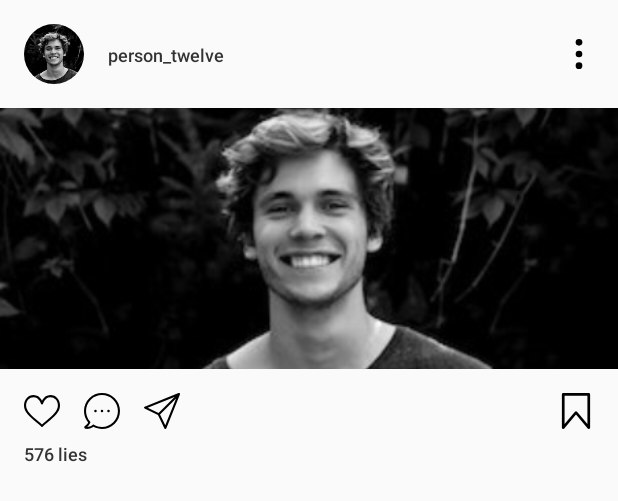
After one commit to fglshm/InstagramClone, an Android app: the layout recyclerview_feed_fragment_timeline.xml on its own in the app's theme, with its tools: preview values and no code run, on a phone screen of 412 x 824 dp. The commit adds this screen. Shown: the top 501 px of the screen. Run offline under Robolectric (Android 15) with nearby library versions, the phone set to English and light mode, and no system bars.

Commit message:
add timeline adapter and layout

```diff
--- /dev/null
+++ b/Android/app/src/main/java/com/fglshm/instagramclone/timeline/TimelineStoryAdapter.kt
@@ -0,0 +1,14 @@
+package com.fglshm.instagramclone.timeline
+
+import com.fglshm.instagramclone.R
+import com.fglshm.instagramclone.base.BaseRecyclerAdapter
+import com.fglshm.instagramclone.viewholder.ItemViewHolder
+
+class TimelineStoryAdapter : BaseRecyclerAdapter<String>() {
+
+    override val logTag: String = TimelineStoryAdapter::class.java.simpleName
+    override fun getLayout(): Int = R.layout.recyclerview_feed_fragment_timeline
+
+    override fun onBindViewHolder(holder: ItemViewHolder, position: Int) {
+    }
+}
--- /dev/null
+++ b/Android/app/src/main/res/drawable/ic_comment.xml
@@ -0,0 +1,7 @@
+<vector android:height="24dp" android:viewportHeight="473"
+    android:viewportWidth="473" android:width="24dp" xmlns:android="http://schemas.android.com/apk/res/android">
+    <path android:fillColor="#FF000000" android:pathData="M403.581,69.3c-44.7,-44.7 -104,-69.3 -167.2,-69.3s-122.5,24.6 -167.2,69.3c-86.4,86.4 -92.4,224.7 -14.9,318c-7.6,15.3 -19.8,33.1 -37.9,42c-8.7,4.3 -13.6,13.6 -12.1,23.2s8.9,17.1 18.5,18.6c4.5,0.7 10.9,1.4 18.7,1.4c20.9,0 51.7,-4.9 83.2,-27.6c35.1,18.9 73.5,28.1 111.6,28.1c61.2,0 121.8,-23.7 167.4,-69.3c44.7,-44.7 69.3,-104 69.3,-167.2S448.281,114 403.581,69.3zM384.481,384.6c-67.5,67.5 -172,80.9 -254.2,32.6c-5.4,-3.2 -12.1,-2.2 -16.4,2.1c-0.4,0.2 -0.8,0.5 -1.1,0.8c-27.1,21 -53.7,25.4 -71.3,25.4h-0.1c20.3,-14.8 33.1,-36.8 40.6,-53.9c1.2,-2.9 1.4,-5.9 0.7,-8.7c-0.3,-2.7 -1.4,-5.4 -3.3,-7.6c-73.2,-82.7 -69.4,-208.7 8.8,-286.9c81.7,-81.7 214.6,-81.7 296.2,0C466.181,170.1 466.181,302.9 384.481,384.6z"/>
+    <path android:fillColor="#FF000000" android:pathData="M236.381,236.5m-16.6,0a16.6,16.6 0,1 1,33.2 0a16.6,16.6 0,1 1,-33.2 0"/>
+    <path android:fillColor="#FF000000" android:pathData="M321.981,236.5m-16.6,0a16.6,16.6 0,1 1,33.2 0a16.6,16.6 0,1 1,-33.2 0"/>
+    <path android:fillColor="#FF000000" android:pathData="M150.781,236.5m-16.6,0a16.6,16.6 0,1 1,33.2 0a16.6,16.6 0,1 1,-33.2 0"/>
+</vector>
--- a/Android/app/src/main/res/drawable/ic_list.xml
+++ b/Android/app/src/main/res/drawable/ic_list.xml
@@ -1,4 +1,9 @@
-<vector android:height="24dp" android:viewportHeight="333.087"
-    android:viewportWidth="333.086" android:width="24dp" xmlns:android="http://schemas.android.com/apk/res/android">
-    <path android:fillColor="#FF000000" android:pathData="M284.662,333.087c-3.614,0 -7.136,-1.57 -9.559,-4.441l-108.56,-128.714L57.983,328.646c-3.384,4.014 -8.916,5.481 -13.845,3.683c-4.93,-1.802 -8.21,-6.492 -8.21,-11.741V12.5c0,-6.903 5.597,-12.5 12.5,-12.5h236.23c6.902,0 12.5,5.597 12.5,12.5v308.086c0,5.249 -3.28,9.939 -8.21,11.741C287.546,332.839 286.096,333.087 284.662,333.087zM166.543,168.043c3.684,0 7.18,1.625 9.555,4.441l96.061,113.893V25H60.928v261.377l96.06,-113.893C159.363,169.668 162.859,168.043 166.543,168.043z"/>
+<vector xmlns:android="http://schemas.android.com/apk/res/android"
+    android:width="24dp"
+    android:height="24dp"
+    android:viewportWidth="333.086"
+    android:viewportHeight="333.087">
+    <path
+        android:fillColor="#FF000000"
+        android:pathData="M284.662,333.087c-3.614,0 -7.136,-1.57 -9.559,-4.441l-108.56,-128.714L57.983,328.646c-3.384,4.014 -8.916,5.481 -13.845,3.683c-4.93,-1.802 -8.21,-6.492 -8.21,-11.741V12.5c0,-6.903 5.597,-12.5 12.5,-12.5h236.23c6.902,0 12.5,5.597 12.5,12.5v308.086c0,5.249 -3.28,9.939 -8.21,11.741C287.546,332.839 286.096,333.087 284.662,333.087zM166.543,168.043c3.684,0 7.18,1.625 9.555,4.441l96.061,113.893V25H60.928v261.377l96.06,-113.893C159.363,169.668 162.859,168.043 166.543,168.043z" />
 </vector>
--- /dev/null
+++ b/Android/app/src/main/res/drawable/ic_more.xml
@@ -0,0 +1,15 @@
+<vector xmlns:android="http://schemas.android.com/apk/res/android"
+    android:width="20dp"
+    android:height="20dp"
+    android:viewportWidth="384"
+    android:viewportHeight="384">
+    <path
+        android:fillColor="#FF000000"
+        android:pathData="M192,42.667m-42.667,0a42.667,42.667 0,1 1,85.334 0a42.667,42.667 0,1 1,-85.334 0" />
+    <path
+        android:fillColor="#FF000000"
+        android:pathData="M192,192m-42.667,0a42.667,42.667 0,1 1,85.334 0a42.667,42.667 0,1 1,-85.334 0" />
+    <path
+        android:fillColor="#FF000000"
+        android:pathData="M192,341.333m-42.667,0a42.667,42.667 0,1 1,85.334 0a42.667,42.667 0,1 1,-85.334 0" />
+</vector>
--- a/Android/app/src/main/res/layout/fragment_timeline.xml
+++ b/Android/app/src/main/res/layout/fragment_timeline.xml
@@ -48,7 +48,43 @@
             android:padding="12dp"
             android:src="@drawable/ic_monitor" />
 
-
     </androidx.appcompat.widget.Toolbar>
 
+    <androidx.core.widget.NestedScrollView
+        android:layout_width="0dp"
+        android:layout_height="0dp"
+        android:fillViewport="true"
+        app:layout_constraintBottom_toBottomOf="parent"
+        app:layout_constraintEnd_toEndOf="parent"
+        app:layout_constraintStart_toStartOf="parent"
+        app:layout_constraintTop_toBottomOf="@id/toolbar_fragment_timeline">
+
+        <androidx.constraintlayout.widget.ConstraintLayout
+            android:layout_width="match_parent"
+            android:layout_height="match_parent">
+
+            <androidx.recyclerview.widget.RecyclerView
+                android:id="@+id/recycler_story_fragment_timeline"
+                android:layout_width="0dp"
+                android:layout_height="wrap_content"
+                android:overScrollMode="never"
+                app:layoutManager="androidx.recyclerview.widget.LinearLayoutManager"
+                app:layout_constraintEnd_toEndOf="parent"
+                app:layout_constraintStart_toStartOf="parent"
+                app:layout_constraintTop_toTopOf="parent" />
+
+            <androidx.recyclerview.widget.RecyclerView
+                android:id="@+id/recycler_feed_fragment_timeline"
+                android:layout_width="0dp"
+                android:layout_height="wrap_content"
+                android:overScrollMode="never"
+                app:layoutManager="androidx.recyclerview.widget.LinearLayoutManager"
+                app:layout_constraintEnd_toEndOf="parent"
+                app:layout_constraintStart_toStartOf="parent"
+                app:layout_constraintTop_toBottomOf="@id/recycler_story_fragment_timeline" />
+
+        </androidx.constraintlayout.widget.ConstraintLayout>
+
+    </androidx.core.widget.NestedScrollView>
+
 </androidx.constraintlayout.widget.ConstraintLayout>
--- /dev/null
+++ b/Android/app/src/main/res/layout/recyclerview_feed_fragment_timeline.xml
@@ -0,0 +1,108 @@
+<?xml version="1.0" encoding="utf-8"?>
+<androidx.constraintlayout.widget.ConstraintLayout xmlns:android="http://schemas.android.com/apk/res/android"
+    xmlns:app="http://schemas.android.com/apk/res-auto"
+    android:layout_width="match_parent"
+    android:layout_height="wrap_content">
+
+    <de.hdodenhof.circleimageview.CircleImageView
+        android:id="@+id/img_profile_feed"
+        android:layout_width="40dp"
+        android:layout_height="40dp"
+        android:layout_marginStart="16dp"
+        android:layout_marginTop="16dp"
+        android:src="@drawable/person12"
+        app:layout_constraintStart_toStartOf="parent"
+        app:layout_constraintTop_toTopOf="parent" />
+
+    <TextView
+        android:layout_width="0dp"
+        android:layout_height="wrap_content"
+        android:layout_marginStart="16dp"
+        android:layout_marginEnd="16dp"
+        android:fontFamily="sans-serif-medium"
+        android:text="person_twelve"
+        android:textColor="@color/colorBlack"
+        android:textSize="12sp"
+        app:layout_constraintBottom_toBottomOf="@id/img_profile_feed"
+        app:layout_constraintEnd_toStartOf="@id/img_btn_more_feed"
+        app:layout_constraintStart_toEndOf="@id/img_profile_feed"
+        app:layout_constraintTop_toTopOf="@id/img_profile_feed" />
+
+    <ImageButton
+        android:id="@+id/img_btn_more_feed"
+        android:layout_width="wrap_content"
+        android:layout_height="wrap_content"
+        android:layout_marginEnd="16dp"
+        android:background="@android:color/transparent"
+        android:src="@drawable/ic_more"
+        app:layout_constraintBottom_toBottomOf="@id/img_profile_feed"
+        app:layout_constraintEnd_toEndOf="parent"
+        app:layout_constraintTop_toTopOf="@id/img_profile_feed" />
+
+    <ImageView
+        android:id="@+id/img_content_feed"
+        android:layout_width="0dp"
+        android:layout_height="wrap_content"
+        android:layout_marginTop="16dp"
+        android:scaleType="centerCrop"
+        android:src="@drawable/person12"
+        app:layout_constraintEnd_toEndOf="parent"
+        app:layout_constraintStart_toStartOf="parent"
+        app:layout_constraintTop_toBottomOf="@id/img_profile_feed" />
+
+    <ImageButton
+        android:id="@+id/img_btn_like_feed"
+        android:layout_width="wrap_content"
+        android:layout_height="wrap_content"
+        android:layout_marginStart="16dp"
+        android:layout_marginTop="16dp"
+        android:background="@android:color/transparent"
+        android:src="@drawable/ic_like_unselected"
+        app:layout_constraintStart_toStartOf="parent"
+        app:layout_constraintTop_toBottomOf="@id/img_content_feed" />
+
+    <ImageButton
+        android:id="@+id/img_btn_comment_feed"
+        android:layout_width="wrap_content"
+        android:layout_height="wrap_content"
+        android:layout_marginStart="16dp"
+        android:background="@android:color/transparent"
+        android:src="@drawable/ic_comment"
+        app:layout_constraintBottom_toBottomOf="@id/img_btn_like_feed"
+        app:layout_constraintStart_toEndOf="@id/img_btn_like_feed"
+        app:layout_constraintTop_toTopOf="@id/img_btn_like_feed" />
+
+    <ImageButton
+        android:id="@+id/img_btn_share_feed"
+        android:layout_width="wrap_content"
+        android:layout_height="wrap_content"
+        android:layout_marginStart="16dp"
+        android:background="@android:color/transparent"
+        android:src="@drawable/ic_send"
+        app:layout_constraintBottom_toBottomOf="@id/img_btn_comment_feed"
+        app:layout_constraintStart_toEndOf="@id/img_btn_comment_feed"
+        app:layout_constraintTop_toTopOf="@id/img_btn_comment_feed" />
+
+    <ImageButton
+        android:id="@+id/img_btn_list_feed"
+        android:layout_width="wrap_content"
+        android:layout_height="wrap_content"
+        android:layout_marginEnd="16dp"
+        android:background="@android:color/transparent"
+        android:src="@drawable/ic_list"
+        app:layout_constraintBottom_toBottomOf="@id/img_btn_comment_feed"
+        app:layout_constraintEnd_toEndOf="parent"
+        app:layout_constraintTop_toTopOf="@id/img_btn_comment_feed" />
+
+    <TextView
+        android:layout_width="0dp"
+        android:layout_height="wrap_content"
+        android:layout_marginTop="8dp"
+        android:fontFamily="sans-serif-medium"
+        android:text="576 lies"
+        android:textColor="@color/colorBlack"
+        android:textSize="12sp"
+        app:layout_constraintStart_toStartOf="@id/img_btn_like_feed"
+        app:layout_constraintTop_toBottomOf="@+id/img_btn_like_feed" />
+
+</androidx.constraintlayout.widget.ConstraintLayout>
--- /dev/null
+++ b/Android/app/src/main/res/layout/recyclerview_story_fragment_timeline.xml
@@ -0,0 +1,6 @@
+<?xml version="1.0" encoding="utf-8"?>
+<androidx.constraintlayout.widget.ConstraintLayout xmlns:android="http://schemas.android.com/apk/res/android"
+    android:layout_width="match_parent"
+    android:layout_height="wrap_content">
+
+</androidx.constraintlayout.widget.ConstraintLayout>
```
